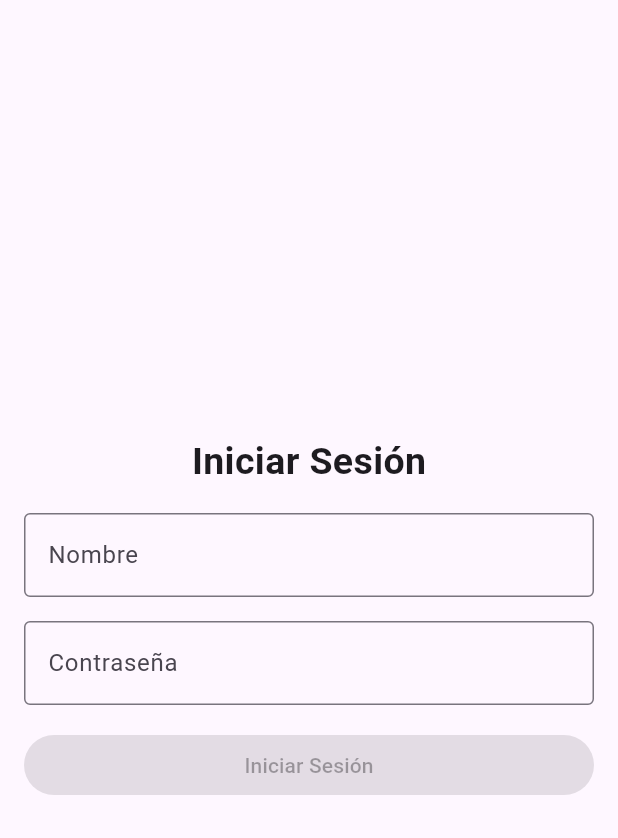
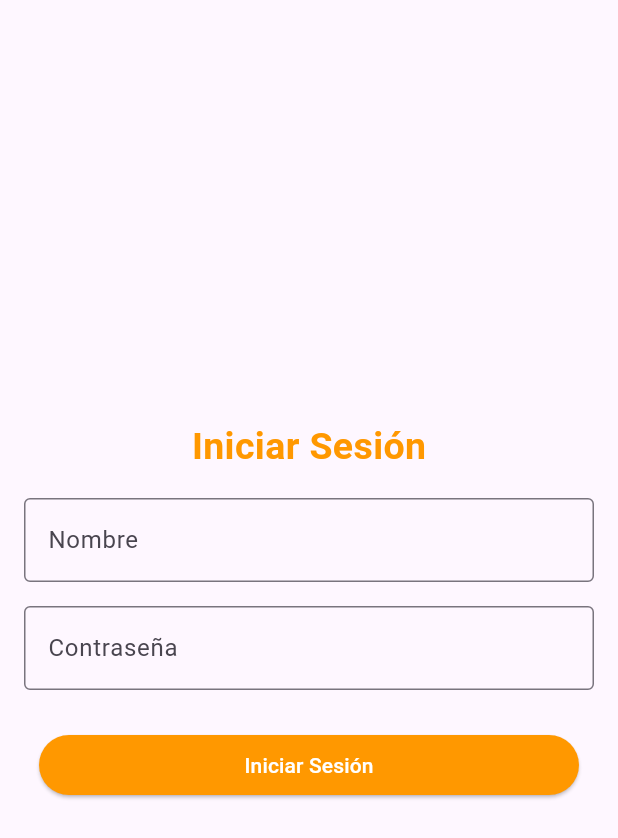
Before and after one commit to viru99d/challenge_fd, a Flutter app: the screen it shows after launch, on a phone screen of 412 x 824 dp. Shown: the top 838 px of the screen. Run offline on Flutter 3.47's test engine with Material 3 defaults, Android fonts, the phone set to English and light mode, and no system bars; our stand-ins replace dio, equatable, flutter_bloc, flutter_modular, flutter_svg, fluttertoast and 1 more.

Commit message:
adding primary button

```diff
--- a/lib/modules/login/presenter/pages/login_page.dart
+++ b/lib/modules/login/presenter/pages/login_page.dart
@@ -3,6 +3,7 @@ import 'package:challenge_fd/core/constants.dart';
 import 'package:challenge_fd/core/spacing.dart';
 import 'package:challenge_fd/modules/login/presenter/bloc/bloc.dart';
 import 'package:challenge_fd/modules/login/presenter/pages/widgets/login_text_field.dart';
+import 'package:challenge_fd/widgets/primary_button.dart';
 import 'package:flutter/material.dart';
 import 'package:flutter_bloc/flutter_bloc.dart';
 import 'package:flutter_modular/flutter_modular.dart';
@@ -53,6 +54,7 @@ class LoginPage extends StatelessWidget {
                   style: const TextStyle(
                     fontSize: 25,
                     fontWeight: FontWeight.w700,
+                    color: Colors.orange,
                   ),
                 ),
                 VerticalSpace.md,
@@ -77,14 +79,11 @@ class LoginPage extends StatelessWidget {
                 VerticalSpace.md,
                 BlocBuilder<LoginBloc, LoginState>(
                   builder: (context, state) {
-                    return SizedBox(
-                      width: double.infinity,
-                      child: ElevatedButton(
-                        onPressed: state.model.canContinue
-                            ? () => loginBloc.add(LoginSubmittedEvent())
-                            : null,
-                        child: Text(Constants.text.loginButtonTitle),
-                      ),
+                    return PrimaryButton(
+                      onPressed: () => state.model.canContinue
+                          ? loginBloc.add(LoginSubmittedEvent())
+                          : null,
+                      title: Constants.text.loginButtonTitle,
                     );
                   },
                 ),
--- /dev/null
+++ b/lib/widgets/primary_button.dart
@@ -0,0 +1,30 @@
+import 'package:flutter/material.dart';
+
+class PrimaryButton extends StatelessWidget {
+  const PrimaryButton({
+    super.key,
+    required this.onPressed,
+    required this.title,
+  });
+
+  final VoidCallback onPressed;
+  final String title;
+
+  @override
+  Widget build(BuildContext context) {
+    return SizedBox(
+      width: double.infinity,
+      child: Padding(
+        padding: const EdgeInsets.all(10.0),
+        child: ElevatedButton(
+          style: ElevatedButton.styleFrom(
+            backgroundColor: Colors.orange,
+            foregroundColor: Colors.white,
+          ),
+          onPressed: onPressed,
+          child: Text(title),
+        ),
+      ),
+    );
+  }
+}
```
